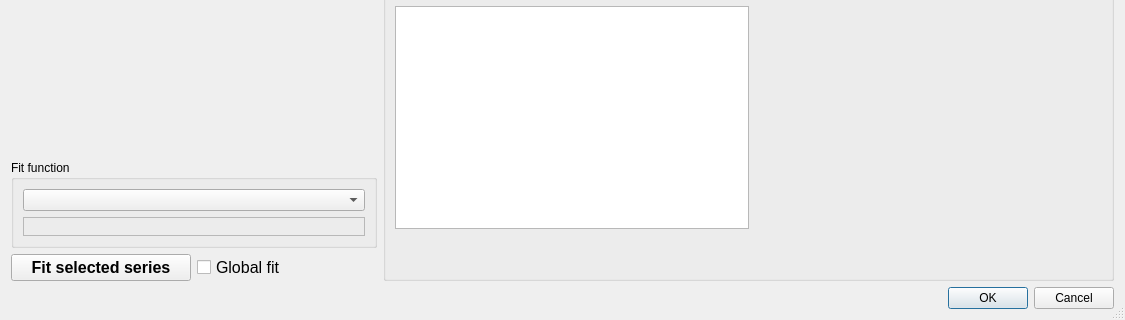
ubenu/Blits, file Resources/UI/scrutinize_dialog.ui: the form before one commit; both pictures show x 0 to 1125 and y 344 to 664 of the 1125 by 664 pixel window.
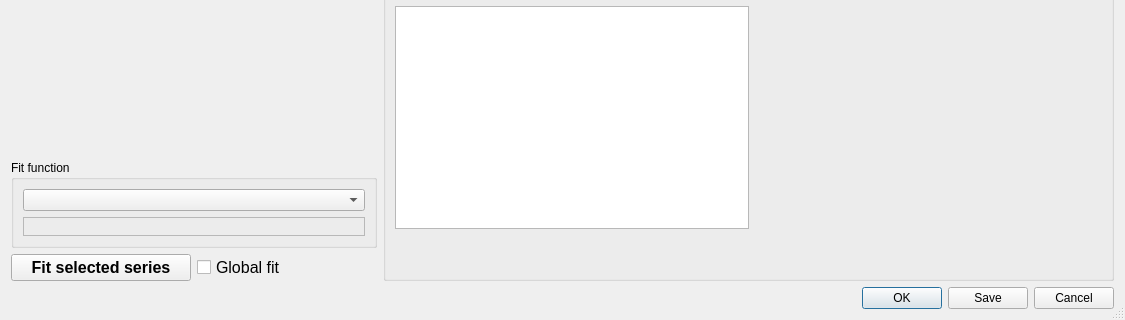
The form after the commit. Icons and pictures are not drawn.

Commit message: Finished saving data + fits directly from scrutinize dialog

What changed in the file:
```diff
--- a/Resources/UI/scrutinize_dialog.ui
+++ b/Resources/UI/scrutinize_dialog.ui
@@ -308,7 +308,7 @@
       <enum>Qt::Horizontal</enum>
      </property>
      <property name="standardButtons">
-      <set>QDialogButtonBox::Cancel|QDialogButtonBox::Ok</set>
+      <set>QDialogButtonBox::Cancel|QDialogButtonBox::Ok|QDialogButtonBox::Save</set>
      </property>
      <property name="centerButtons">
       <bool>false</bool>
```
Left out of the diff: 59 changed lines with no effect on the pictures. The commit also changes 4 other files.
